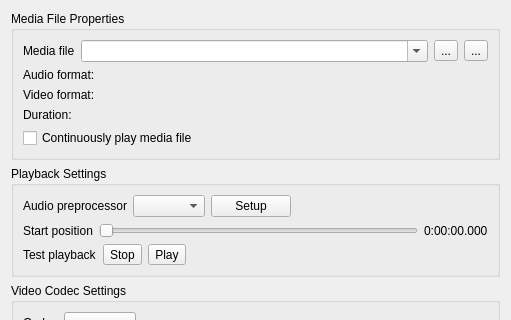
BearWare/TeamTalk5, file Client/qtTeamTalk/streammediafile.ui: the form before one commit; both pictures show x 0 to 511 and y 0 to 320 of the 511 by 523 pixel window.
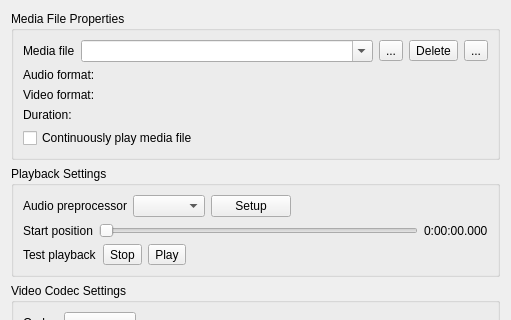
The form after the commit. Icons and pictures are not drawn.

Commit message: Add button to delete a list item on CTRL-S

Patch:
```diff
--- a/Client/qtTeamTalk/streammediafile.ui
+++ b/Client/qtTeamTalk/streammediafile.ui
@@ -49,6 +49,16 @@
           </property>
          </widget>
         </item>
+        <item>
+         <widget class="QToolButton" name="delButton">
+          <property name="accessibleName">
+           <string>Delete from list</string>
+          </property>
+          <property name="text">
+           <string>Delete</string>
+          </property>
+         </widget>
+        </item>
         <item>
          <widget class="QToolButton" name="refreshBtn">
           <property name="accessibleName">
```
Left out of the diff: 1 changed line with no effect on the pictures.
